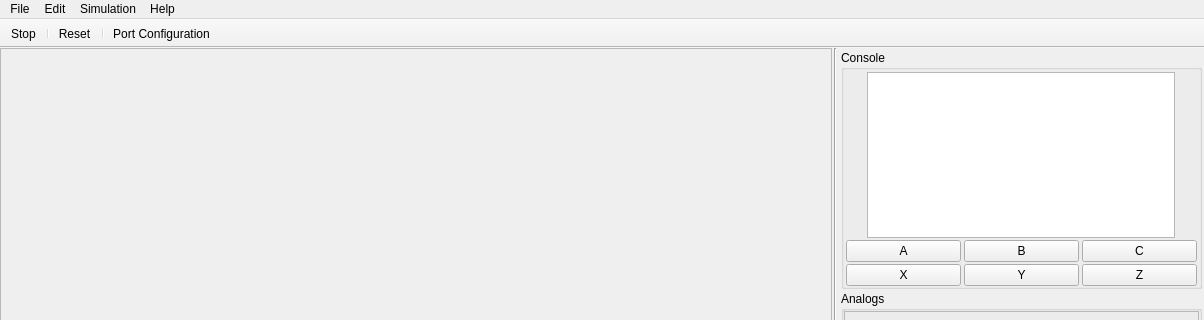
First picture: the form in ui/main_window.ui, repository kipr/ks2, before the edit; both pictures show x 0 to 1204 and y 0 to 320 of the 1204 by 816 pixel window.
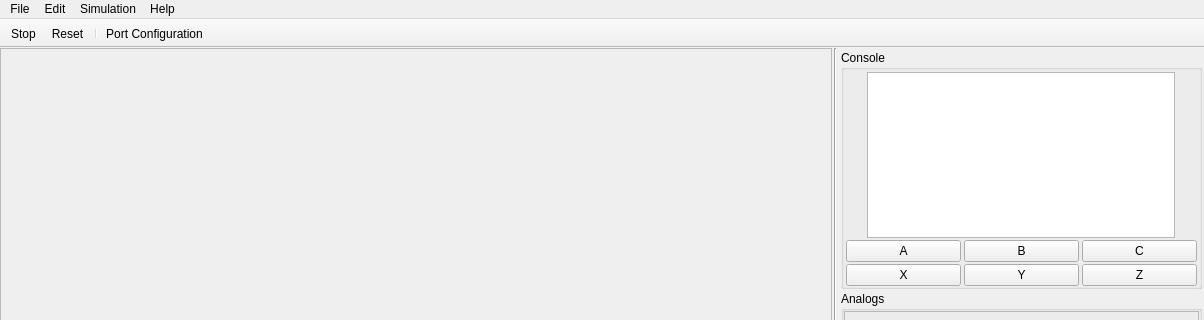
Second picture: the form after the edit. Icons and pictures are not drawn. Custom widgets are drawn as their Qt base class.

Commit message: Updated the menus of the MainWindow

What changed in the file:
```diff
--- a/ui/main_window.ui
+++ b/ui/main_window.ui
@@ -777,7 +777,6 @@
     <bool>false</bool>
    </attribute>
    <addaction name="actionStop"/>
-   <addaction name="separator"/>
    <addaction name="actionReset"/>
    <addaction name="separator"/>
    <addaction name="actionPortConfiguration"/>
```
Left out of the diff: 12 changed lines with no effect on the pictures.
